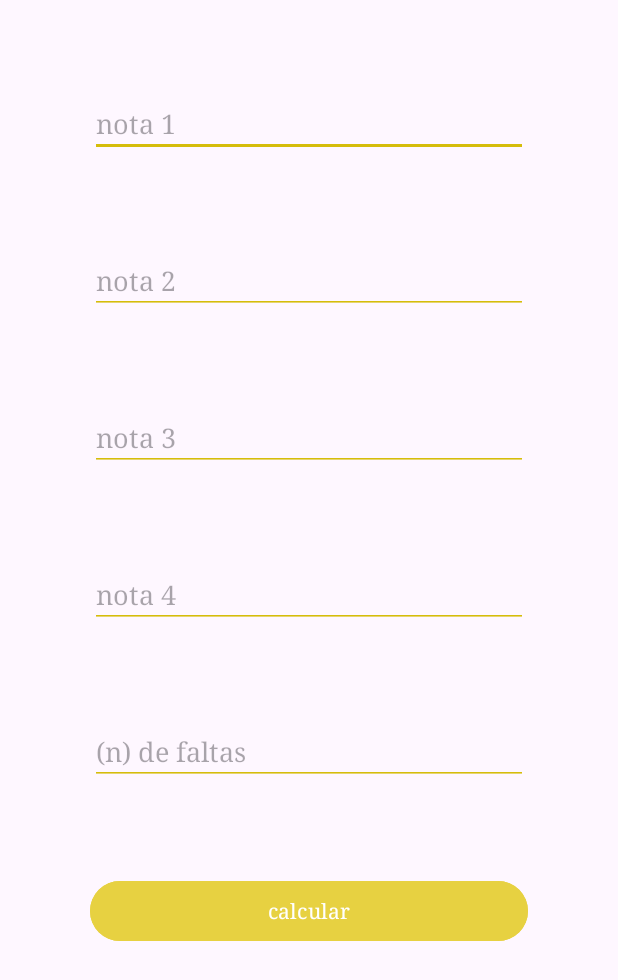
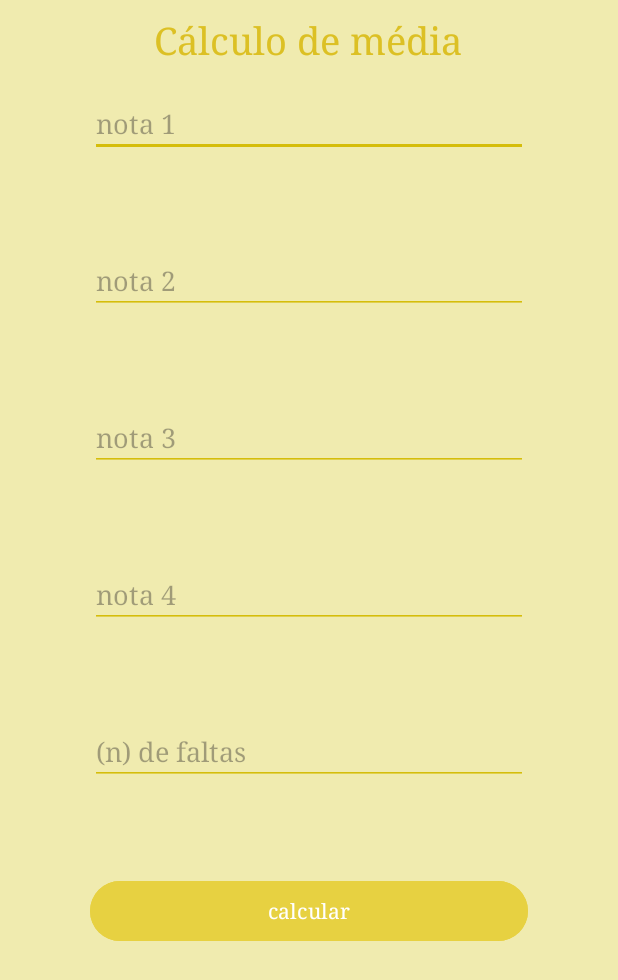
Before and after one commit to billafranca/ETEC-2mod, an Android app: the screen it shows after launch (MainActivity), on a phone screen of 412 x 824 dp. Shown: the top 980 px of the screen. Run offline under Robolectric (Android 15) with nearby library versions, the phone set to English and light mode, and no system bars.

Commit message:
algoritimo java/mobile

```diff
--- a/Mobile/Java/AndroidStudioProjects/ModularPAMIPedroAtividade_media/app/src/main/java/android/modularpamipedroatividade_media/MainActivity.java
+++ b/Mobile/Java/AndroidStudioProjects/ModularPAMIPedroAtividade_media/app/src/main/java/android/modularpamipedroatividade_media/MainActivity.java
@@ -1,6 +1,11 @@
 package android.modularpamipedroatividade_media;
 
+import android.graphics.Color;
 import android.os.Bundle;
+import android.text.TextUtils;
+import android.widget.Button;
+import android.widget.EditText;
+import android.widget.TextView;
 
 import androidx.activity.EdgeToEdge;
 import androidx.appcompat.app.AppCompatActivity;
@@ -10,15 +15,71 @@ import androidx.core.view.WindowInsetsCompat;
 
 public class MainActivity extends AppCompatActivity {
 
+    EditText nota1, nota_2, nota_3, nota_4, faltas;
+    Button btnCalcular;
+    TextView txtResultado;
+
     @Override
     protected void onCreate(Bundle savedInstanceState) {
         super.onCreate(savedInstanceState);
         EdgeToEdge.enable(this);
         setContentView(R.layout.activity_main);
+
+        initComponents();
+
+        btnCalcular.setOnClickListener(view ->{
+            validaCampos();
+            calcularMedia();
+        });
+
         ViewCompat.setOnApplyWindowInsetsListener(findViewById(R.id.main), (v, insets) -> {
             Insets systemBars = insets.getInsets(WindowInsetsCompat.Type.systemBars());
             v.setPadding(systemBars.left, systemBars.top, systemBars.right, systemBars.bottom);
             return insets;
+
         });
     }
+
+    private void calcularMedia() {
+        double n1 = Double.parseDouble(nota1.getText().toString());
+        double n2 = Double.parseDouble(nota_2.getText().toString());
+        double n3 = Double.parseDouble(nota_3.getText().toString());
+        double n4 = Double.parseDouble(nota_4.getText().toString());
+        int falta = Integer.parseInt(faltas.getText().toString());
+
+        double media = (n1 + n2 + n3 + n4)/4;
+
+        if (media >=7 && falta <=20){
+            txtResultado.setText("Aluno aprovado \n--media: "+media + " (minimo = 7)" + "\n--faltas: "+ falta + " (maximo = 20)");
+        }else{
+            txtResultado.setText("Aluno reprovado \n--media: "+ media + " (minimo = 7)" + "\n--faltas: "+ falta  + " (maximo = 20)");
+        }
+    }
+
+    private void validaCampos() {
+        if(TextUtils.isEmpty(nota1.getText())){
+            nota1.setError("ERROR: campo vazio...");
+        }else if(TextUtils.isEmpty(nota_2.getText())){
+            nota_2.setError("ERROR: campo vazio...");
+        }else if(TextUtils.isEmpty(nota_3.getText())){
+            nota_3.setError("ERROR: campo vazio...");
+        }else if(TextUtils.isEmpty(nota_4.getText())){
+            nota_4.setError("ERROR: campo vazio...");
+        }else if(TextUtils.isEmpty(faltas.getText())){
+            faltas.setError("ERROR: campo vazio...");
+        }
+    }
+
+
+
+    private void initComponents() {
+        nota1 = findViewById(R.id.nota_um);
+        nota_2 = findViewById(R.id.nota_dois);
+        nota_3 = findViewById(R.id.nota_tres);
+        nota_4 = findViewById(R.id.nota_quatro);
+        faltas = findViewById(R.id.n_faltas);
+        txtResultado = findViewById(R.id.txt_resultado);
+        btnCalcular = findViewById(R.id.b_calcular);
+
+    }
 }
--- a/Mobile/Java/AndroidStudioProjects/ModularPAMIPedroAtividade_media/app/src/main/res/layout/activity_main.xml
+++ b/Mobile/Java/AndroidStudioProjects/ModularPAMIPedroAtividade_media/app/src/main/res/layout/activity_main.xml
@@ -3,12 +3,29 @@
     xmlns:app="http://schemas.android.com/apk/res-auto"
     xmlns:tools="http://schemas.android.com/tools"
     android:id="@+id/main"
+    android:padding="20px"
+    android:background="#F0EBAF"
     android:layout_width="match_parent"
     android:layout_height="match_parent"
     tools:context=".MainActivity">
 
-    <EditText
-        android:id="@+id/nota_um"
+
+    <TextView android:id="@+id/title"
+        android:layout_width="wrap_content"
+        android:layout_height="wrap_content"
+        android:layout_margin="10sp"
+        android:fontFamily="serif"
+        android:text="Cálculo de média"
+        android:textColor="#DCC024"
+        android:textSize="25dp"
+        app:layout_constraintBottom_toBottomOf="parent"
+        app:layout_constraintEnd_toEndOf="parent"
+        app:layout_constraintHorizontal_bias="0.497"
+        app:layout_constraintStart_toStartOf="parent"
+        app:layout_constraintTop_toTopOf="parent"
+        app:layout_constraintVertical_bias="0.0"/>
+
+    <EditText android:id="@+id/nota_um"
         android:layout_width="match_parent"
         android:layout_height="wrap_content"
         android:layout_margin="60dp"
@@ -21,44 +38,49 @@
         app:layout_constraintTop_toTopOf="parent"
         app:layout_constraintVertical_bias="0.0" />
 
-    <EditText
-        android:id="@+id/nota_dois"
+    <EditText android:id="@+id/nota_dois"
         android:layout_width="match_parent"
         android:layout_height="wrap_content"
         android:layout_margin="60dp"
         android:backgroundTint="#D5BD0B"
         android:fontFamily="serif"
         android:hint="nota 2"
+        app:layout_constraintBottom_toBottomOf="parent"
         app:layout_constraintEnd_toEndOf="parent"
+        app:layout_constraintHorizontal_bias="0.3"
+        app:layout_constraintStart_toStartOf="parent"
+        app:layout_constraintTop_toBottomOf="@+id/nota_um"
+        app:layout_constraintVertical_bias="0.0" />
 
-        app:layout_constraintStart_toStartOf="parent"
-        app:layout_constraintTop_toBottomOf="@+id/nota_um" />
-
-    <EditText
-        android:id="@+id/nota_tres"
+    <EditText android:id="@+id/nota_tres"
         android:layout_width="match_parent"
         android:layout_height="wrap_content"
         android:layout_margin="60dp"
         android:backgroundTint="#D5BD0B"
         android:fontFamily="serif"
         android:hint="nota 3"
+        app:layout_constraintBottom_toBottomOf="parent"
+
         app:layout_constraintEnd_toEndOf="parent"
+        app:layout_constraintHorizontal_bias="0.504"
+        app:layout_constraintStart_toStartOf="parent"
+        app:layout_constraintTop_toBottomOf="@id/nota_dois"
+        app:layout_constraintVertical_bias="0.0" />
 
-        app:layout_constraintStart_toStartOf="parent"
-        app:layout_constraintTop_toBottomOf="@id/nota_dois" />
-
-    <EditText
-        android:id="@+id/nota_quatro"
+    <EditText android:id="@+id/nota_quatro"
         android:layout_width="match_parent"
         android:layout_height="wrap_content"
         android:layout_margin="60dp"
         android:backgroundTint="#D5BD0B"
         android:fontFamily="serif"
         android:hint="nota 4"
+        app:layout_constraintBottom_toBottomOf="parent"
+
         app:layout_constraintEnd_toEndOf="parent"
-
+        app:layout_constraintHorizontal_bias="0.394"
         app:layout_constraintStart_toStartOf="parent"
-        app:layout_constraintTop_toBottomOf="@+id/nota_tres" />
+        app:layout_constraintTop_toBottomOf="@+id/nota_tres"
+        app:layout_constraintVertical_bias="0.0" />
 
     <EditText android:id="@+id/n_faltas"
         android:layout_width="match_parent"
@@ -67,13 +89,15 @@
         android:backgroundTint="#D5BD0B"
         android:fontFamily="serif"
         android:hint="(n) de faltas"
+        app:layout_constraintBottom_toBottomOf="parent"
+
         app:layout_constraintEnd_toEndOf="parent"
+        app:layout_constraintHorizontal_bias="0.378"
+        app:layout_constraintStart_toStartOf="parent"
+        app:layout_constraintTop_toBottomOf="@+id/nota_quatro"
+        app:layout_constraintVertical_bias="0.0" />
 
-        app:layout_constraintStart_toStartOf="parent"
-        app:layout_constraintTop_toBottomOf="@+id/nota_quatro" />
-
-    <Button
-        android:id="@+id/b_calcular"
+    <Button android:id="@+id/b_calcular"
         android:layout_width="match_parent"
         android:layout_height="wrap_content"
         android:layout_margin="60dp"
@@ -81,12 +105,25 @@
         android:fontFamily="serif"
         android:text="calcular"
         android:textColorHint="#D5BD0B"
+        app:layout_constraintBottom_toBottomOf="parent"
+        app:layout_constraintEnd_toEndOf="parent"
+        app:layout_constraintHorizontal_bias="0.495"
+        app:layout_constraintStart_toStartOf="parent"
+        app:layout_constraintTop_toBottomOf="@+id/n_faltas"
+        app:layout_constraintVertical_bias="0.0" />
+
+    <TextView android:id="@+id/txt_resultado"
+        android:layout_width="wrap_content"
+        android:layout_height="wrap_content"
+        android:layout_margin="30dp"
+        android:layout_marginTop="20dp"
+        android:textSize="20dp"
+        android:fontFamily="serif"
+        android:textColor="@color/black"
+        app:layout_constraintBottom_toBottomOf="parent"
         app:layout_constraintEnd_toEndOf="parent"
         app:layout_constraintStart_toStartOf="parent"
-        app:layout_constraintTop_toBottomOf="@+id/n_faltas"/>
-
-
-
+        app:layout_constraintTop_toBottomOf="@+id/b_calcular" />
 
 
 
--- a/Mobile/Java/AndroidStudioProjects/ModularPAMIPedroAtividade_media/app/src/main/res/values/colors.xml
+++ b/Mobile/Java/AndroidStudioProjects/ModularPAMIPedroAtividade_media/app/src/main/res/values/colors.xml
@@ -2,4 +2,5 @@
 <resources>
     <color name="black">#FF000000</color>
     <color name="white">#FFFFFFFF</color>
+    <color name="yellow">#D5BD0B</color>
 </resources>
```
